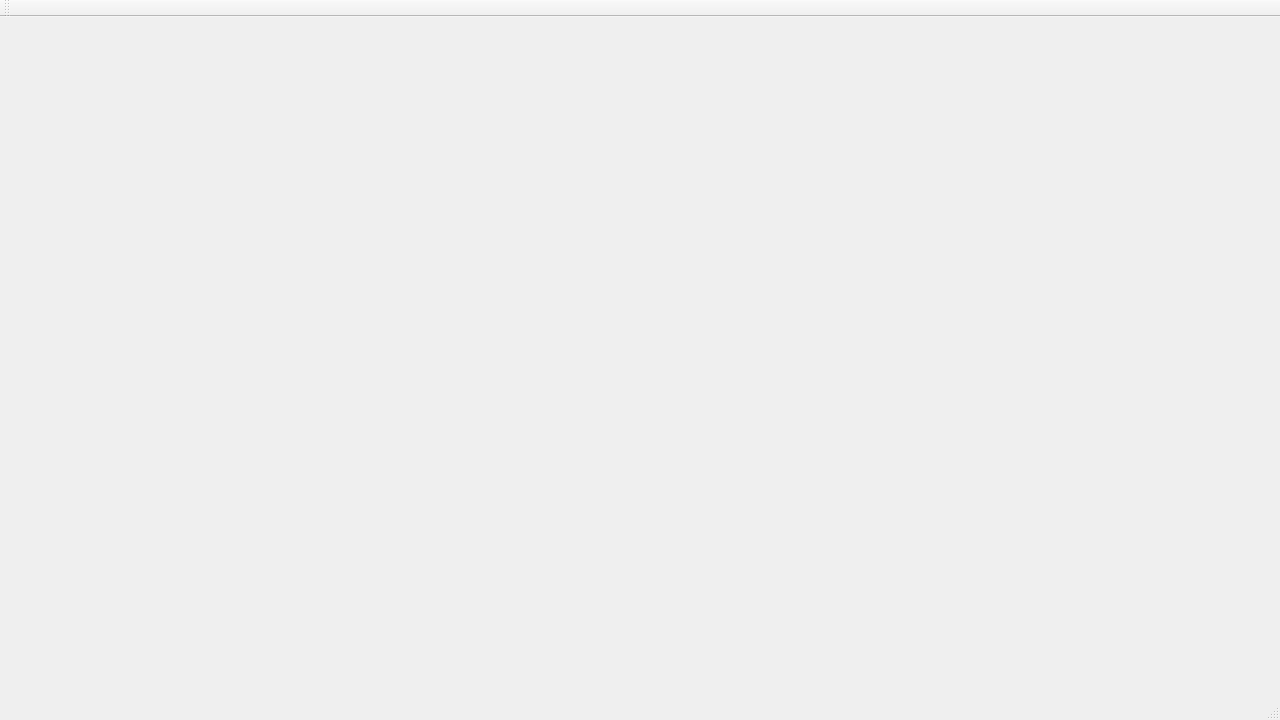
Above: Gui/mainwindow.ui from lexgolubev/CG before the change. Below: the same form after it.
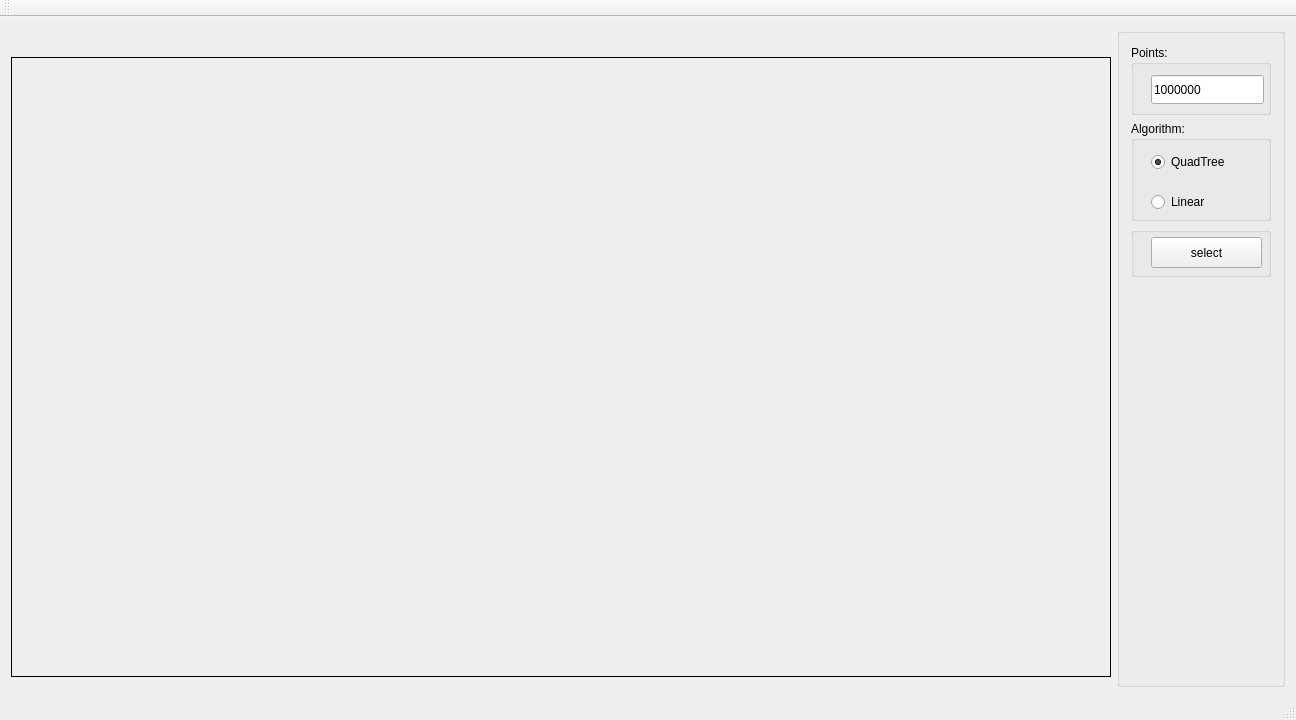
That is the form after the change.

The edit to the form file:
```diff
--- a/Gui/mainwindow.ui
+++ b/Gui/mainwindow.ui
@@ -6,14 +6,155 @@
    <rect>
     <x>0</x>
     <y>0</y>
-    <width>1280</width>
+    <width>1290</width>
     <height>720</height>
    </rect>
   </property>
   <property name="windowTitle">
    <string>MainWindow</string>
   </property>
-  <widget class="QWidget" name="centralWidget"/>
+  <widget class="QWidget" name="centralWidget">
+   <layout class="QHBoxLayout" name="horizontalLayout">
+    <item>
+     <widget class="QWidget" name="widget" native="true">
+      <property name="minimumSize">
+       <size>
+        <width>1100</width>
+        <height>620</height>
+       </size>
+      </property>
+      <property name="maximumSize">
+       <size>
+        <width>1100</width>
+        <height>600</height>
+       </size>
+      </property>
+      <property name="styleSheet">
+       <string notr="true">QWidget { border: 1px solid black}</string>
+      </property>
+     </widget>
+    </item>
+    <item>
+     <widget class="QGroupBox" name="groupBox">
+      <property name="title">
+       <string/>
+      </property>
+      <layout class="QVBoxLayout" name="verticalLayout">
+       <item>
+        <widget class="QGroupBox" name="groupBoxPoints">
+         <property name="minimumSize">
+          <size>
+           <width>140</width>
+           <height>70</height>
+          </size>
+         </property>
+         <property name="title">
+          <string>Points:</string>
+         </property>
+         <widget class="QLineEdit" name="lineEditPoints">
+          <property name="geometry">
+           <rect>
+            <x>20</x>
+            <y>30</y>
+            <width>113</width>
+            <height>29</height>
+           </rect>
+          </property>
+          <property name="text">
+           <string>1000000</string>
+          </property>
+         </widget>
+        </widget>
+       </item>
+       <item>
+        <widget class="QGroupBox" name="groupBoxAlgorithm">
+         <property name="minimumSize">
+          <size>
+           <width>0</width>
+           <height>100</height>
+          </size>
+         </property>
+         <property name="title">
+          <string>Algorithm:</string>
+         </property>
+         <widget class="QRadioButton" name="radioButtonQuadTree">
+          <property name="geometry">
+           <rect>
+            <x>20</x>
+            <y>30</y>
+            <width>114</width>
+            <height>22</height>
+           </rect>
+          </property>
+          <property name="text">
+           <string>QuadTree</string>
+          </property>
+          <property name="checked">
+           <bool>true</bool>
+          </property>
+         </widget>
+         <widget class="QRadioButton" name="radioButtonLinear">
+          <property name="geometry">
+           <rect>
+            <x>20</x>
+            <y>70</y>
+            <width>114</width>
+            <height>22</height>
+           </rect>
+          </property>
+          <property name="text">
+           <string>Linear</string>
+          </property>
+          <property name="checked">
+           <bool>false</bool>
+          </property>
+         </widget>
+        </widget>
+       </item>
+       <item>
+        <widget class="QGroupBox" name="groupBox_2">
+         <property name="minimumSize">
+          <size>
+           <width>0</width>
+           <height>50</height>
+          </size>
+         </property>
+         <property name="title">
+          <string/>
+         </property>
+         <widget class="QToolButton" name="toolButton">
+          <property name="geometry">
+           <rect>
+            <x>20</x>
+            <y>10</y>
+            <width>111</width>
+            <height>31</height>
+           </rect>
+          </property>
+          <property name="text">
+           <string>select</string>
+          </property>
+         </widget>
+        </widget>
+       </item>
+       <item>
+        <spacer name="verticalSpacer">
+         <property name="orientation">
+          <enum>Qt::Vertical</enum>
+         </property>
+         <property name="sizeHint" stdset="0">
+          <size>
+           <width>20</width>
+           <height>321</height>
+          </size>
+         </property>
+        </spacer>
+       </item>
+      </layout>
+     </widget>
+    </item>
+   </layout>
+  </widget>
   <widget class="QMenuBar" name="menuBar">
    <property name="geometry">
     <rect>
```
Left out of the diff: 14 changed lines with no effect on the pictures.
